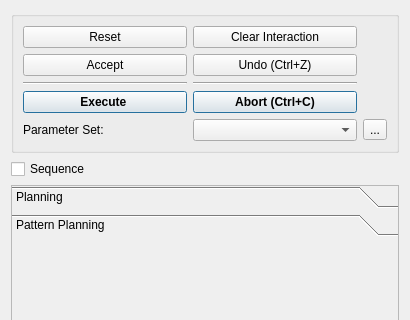
Old version of the form vigir_footstep_planning_rviz_plugin/ui_forms/paneldesign.ui in the repository team-vigir/vigir_footstep_planning_visual_tools; both pictures show x 0 to 410 and y 0 to 320 of the 410 by 685 pixel window.
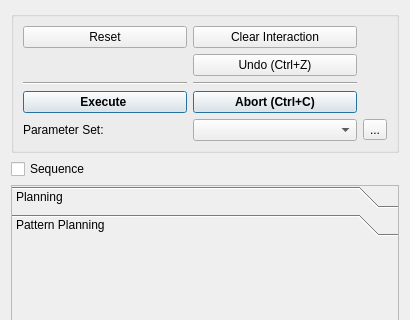
New version of the form. Icons and pictures are not drawn. Custom widgets are drawn as their Qt base class.

Patch:
```diff
--- a/vigir_footstep_planning_rviz_plugin/ui_forms/paneldesign.ui
+++ b/vigir_footstep_planning_rviz_plugin/ui_forms/paneldesign.ui
@@ -70,16 +70,6 @@
         </property>
        </widget>
       </item>
-      <item row="1" column="0">
-       <widget class="QPushButton" name="acceptPushButton">
-        <property name="text">
-         <string>Accept</string>
-        </property>
-        <property name="shortcut">
-         <string>A</string>
-        </property>
-       </widget>
-      </item>
       <item row="1" column="1">
        <widget class="QPushButton" name="undoPushButton">
         <property name="text">
@@ -496,6 +486,11 @@
    <extends>QComboBox</extends>
    <header>vigir_footstep_planning_rviz_plugin/parameter_set_combo_box.h</header>
   </customwidget>
+  <customwidget>
+   <class>vigir_footstep_planning_rviz_plugin::StatusPrompt</class>
+   <extends>QTextEdit</extends>
+   <header>vigir_footstep_planning_rviz_plugin/status_prompt.h</header>
+  </customwidget>
  </customwidgets>
  <resources/>
  <connections>
```
Left out of the diff: 2 changed lines with no effect on the pictures.
